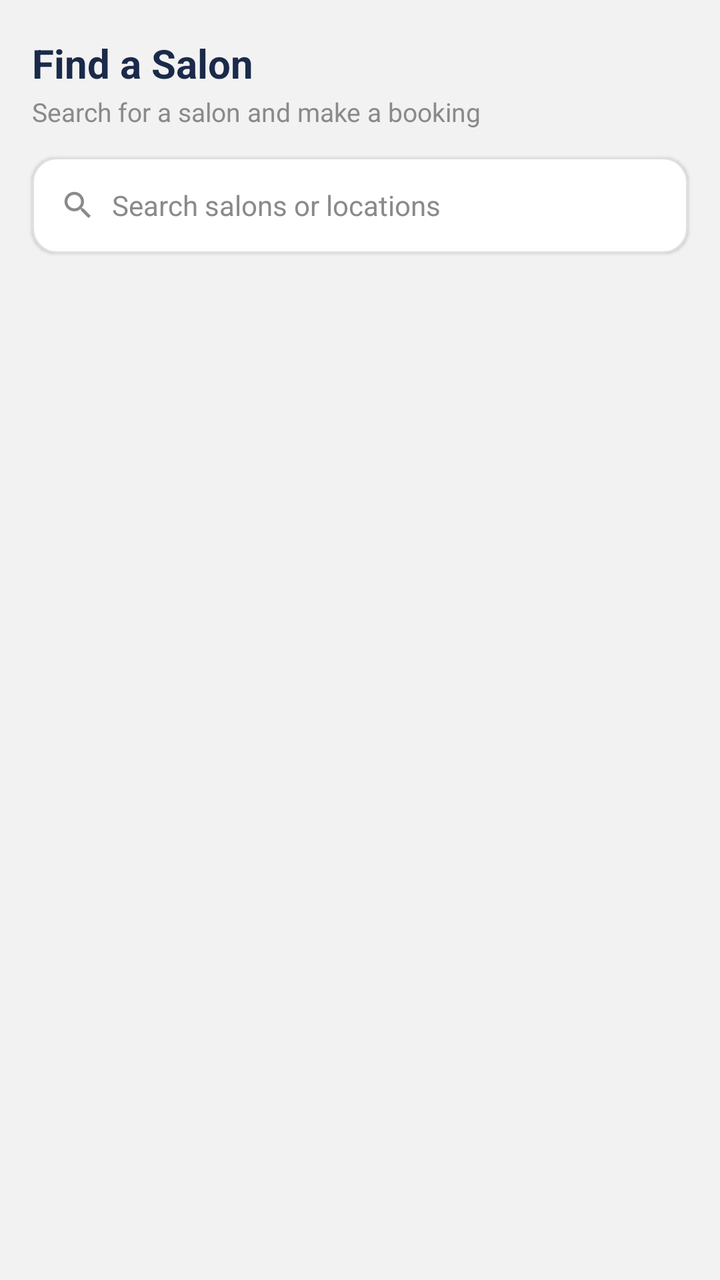
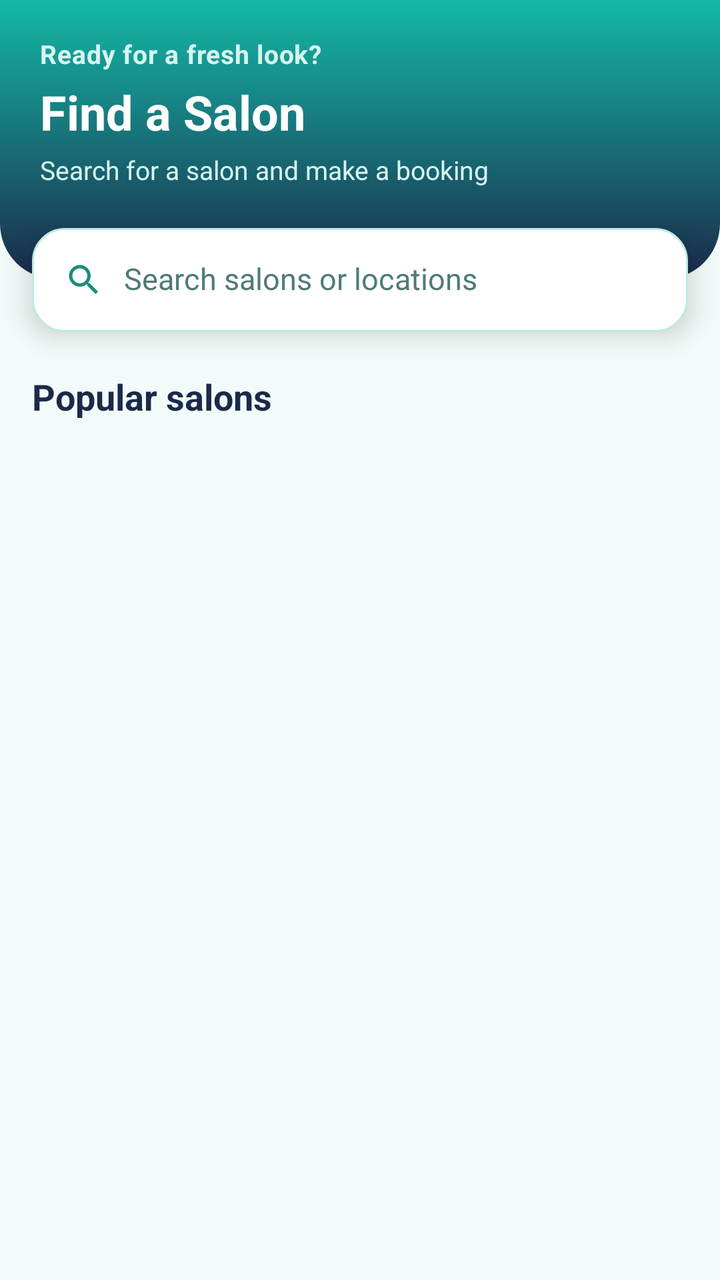

The first picture is an Android layout as it rendered before a commit; the second is the same layout after the commit. The layout source and the unified diff follow.
<!-- AndroidManifest.xml: application theme Theme.HairGo -->
<!-- res/layout/fragment_home.xml -->
<?xml version="1.0" encoding="utf-8"?>
<androidx.constraintlayout.widget.ConstraintLayout
    xmlns:android="http://schemas.android.com/apk/res/android"
    xmlns:app="http://schemas.android.com/apk/res-auto"
    android:layout_width="match_parent"
    android:layout_height="match_parent"
    android:background="@color/grey_light">

    <TextView
        android:id="@+id/tvHomeTitle"
        android:layout_width="0dp"
        android:layout_height="wrap_content"
        android:layout_marginTop="18dp"
        android:layout_marginHorizontal="16dp"
        android:text="@string/title_home"
        android:textColor="@color/heading"
        android:textSize="20sp"
        android:textStyle="bold"
        app:layout_constraintTop_toTopOf="parent"
        app:layout_constraintStart_toStartOf="parent"
        app:layout_constraintEnd_toEndOf="parent"/>

    <TextView
        android:id="@+id/tvHomeSubtitle"
        android:layout_width="0dp"
        android:layout_height="wrap_content"
        android:layout_marginTop="2dp"
        android:layout_marginHorizontal="16dp"
        android:text="@string/home_subtitle"
        android:textColor="@color/grey_medium"
        android:textSize="13sp"
        app:layout_constraintTop_toBottomOf="@id/tvHomeTitle"
        app:layout_constraintStart_toStartOf="parent"
        app:layout_constraintEnd_toEndOf="parent"/>

    <LinearLayout
        android:id="@+id/llSearchBar"
        android:layout_width="0dp"
        android:layout_height="48dp"
        android:layout_marginTop="14dp"
        android:layout_marginHorizontal="16dp"
        android:orientation="horizontal"
        android:gravity="center_vertical"
        android:background="@drawable/bg_search_field"
        android:paddingHorizontal="14dp"
        android:elevation="1dp"
        app:layout_constraintTop_toBottomOf="@id/tvHomeSubtitle"
        app:layout_constraintStart_toStartOf="parent"
        app:layout_constraintEnd_toEndOf="parent">

        <ImageView
            android:layout_width="18dp"
            android:layout_height="18dp"
            android:src="@drawable/ic_search"
            android:importantForAccessibility="no"
            app:tint="@color/grey_medium"/>

        <EditText
            android:id="@+id/etSearch"
            android:layout_width="0dp"
            android:layout_height="match_parent"
            android:layout_weight="1"
            android:layout_marginStart="8dp"
            android:background="@android:color/transparent"
            android:hint="@string/hint_search_salons"
            android:inputType="text"
            android:imeOptions="actionSearch"
            android:importantForAutofill="no"
            android:singleLine="true"
            android:textColor="@color/grey_dark"
            android:textColorHint="@color/grey_medium"
            android:textSize="14sp"/>

    </LinearLayout>

    <androidx.recyclerview.widget.RecyclerView
        android:id="@+id/rvSalons"
        android:layout_width="0dp"
        android:layout_height="0dp"
        android:layout_marginTop="12dp"
        android:clipToPadding="false"
        android:paddingBottom="16dp"
        app:layout_constraintTop_toBottomOf="@id/llSearchBar"
        app:layout_constraintBottom_toBottomOf="parent"
        app:layout_constraintStart_toStartOf="parent"
        app:layout_constraintEnd_toEndOf="parent"/>

    <TextView
        android:id="@+id/tvEmptyState"
        android:layout_width="wrap_content"
        android:layout_height="wrap_content"
        android:text="@string/no_salons_found"
        android:textColor="@color/grey_medium"
        android:textSize="14sp"
        android:visibility="gone"
        app:layout_constraintTop_toBottomOf="@id/llSearchBar"
        app:layout_constraintBottom_toBottomOf="parent"
        app:layout_constraintStart_toStartOf="parent"
        app:layout_constraintEnd_toEndOf="parent"/>

</androidx.constraintlayout.widget.ConstraintLayout>
<!-- resources referenced by this layout -->
<resources>
  <color name="grey_dark">#333333</color>
  <color name="grey_light">#F2F2F2</color>
  <color name="grey_medium">#8A8A8A</color>
  <color name="heading">#1B2A4A</color>
  <!-- drawable bg_search_field (drawable) -->
  <?xml version="1.0" encoding="utf-8"?>
  <selector xmlns:android="http://schemas.android.com/apk/res/android">
      <item android:state_focused="true">
          <shape android:shape="rectangle">
              <solid android:color="@color/surface" />
              <stroke
                  android:width="2dp"
                  android:color="@color/teal" />
              <corners android:radius="12dp" />
          </shape>
      </item>
      <item>
          <shape android:shape="rectangle">
              <solid android:color="@color/surface" />
              <stroke
                  android:width="1dp"
                  android:color="@color/grey_border" />
              <corners android:radius="12dp" />
          </shape>
      </item>
  </selector>
  <!-- drawable ic_search (drawable) -->
  <vector xmlns:android="http://schemas.android.com/apk/res/android"
      android:width="24dp" android:height="24dp"
      android:viewportWidth="24" android:viewportHeight="24">
      <path android:fillColor="#FF000000"
          android:pathData="M15.5,14h-0.79l-0.28,-0.27C15.41,12.59 16,11.11 16,9.5 16,5.91 13.09,3 9.5,3S3,5.91 3,9.5 5.91,16 9.5,16c1.61,0 3.09,-0.59 4.23,-1.57l0.27,0.28v0.79l5,4.99L20.49,19l-4.99,-5zM9.5,14C7.01,14 5,11.99 5,9.5S7.01,5 9.5,5 14,7.01 14,9.5 11.99,14 9.5,14z"/>
  </vector>
  <string name="hint_search_salons">Search salons or locations</string>
  <string name="home_subtitle">Search for a salon and make a booking</string>
  <string name="no_salons_found">No salons found</string>
  <string name="title_home">Find a Salon</string>
  <style name="Theme.HairGo" parent="Base.Theme.HairGo">
          <item name="snackbarStyle">@style/Widget.HairGo.Snackbar</item>
      </style>
  <color name="surface">#FFFFFF</color>
  <color name="teal">#14B8A6</color>
  <color name="grey_border">#E0E0E0</color>
  <style name="Widget.HairGo.Snackbar" parent="Widget.Material3.Snackbar">
          <item name="backgroundTint">@color/navy</item>
          <item name="android:textColor">@color/white</item>
          <item name="shapeAppearanceOverlay">@style/ShapeAppearanceOverlay.HairGo_Snackbar</item>
      </style>
  <color name="white">#FFFFFF</color>
  <color name="text_primary">#1A1A1A</color>
  <color name="navy">#1B2A4A</color>
  <style name="ShapeAppearanceOverlay.HairGo_Snackbar" parent="">
          <item name="cornerFamily">rounded</item>
          <item name="cornerSize">16dp</item>
      </style>
  <!-- unchanged entries left out for length: 1 -->
</resources>

<!-- the commit's change to res/layout/fragment_home.xml (unified diff, before → after) -->
@@ -1,101 +1,132 @@
 <?xml version="1.0" encoding="utf-8"?>
-<androidx.constraintlayout.widget.ConstraintLayout
+<LinearLayout
     xmlns:android="http://schemas.android.com/apk/res/android"
     xmlns:app="http://schemas.android.com/apk/res-auto"
     android:layout_width="match_parent"
     android:layout_height="match_parent"
-    android:background="@color/grey_light">
+    android:orientation="vertical"
+    android:background="@color/home_bg">
 
-    <TextView
-        android:id="@+id/tvHomeTitle"
-        android:layout_width="0dp"
+    <LinearLayout
+        android:layout_width="match_parent"
         android:layout_height="wrap_content"
-        android:layout_marginTop="18dp"
-        android:layout_marginHorizontal="16dp"
-        android:text="@string/title_home"
-        android:textColor="@color/heading"
-        android:textSize="20sp"
-        android:textStyle="bold"
-        app:layout_constraintTop_toTopOf="parent"
-        app:layout_constraintStart_toStartOf="parent"
-        app:layout_constraintEnd_toEndOf="parent"/>
+        android:orientation="vertical"
+        android:background="@drawable/bg_home_header"
+        android:paddingStart="20dp"
+        android:paddingEnd="20dp"
+        android:paddingTop="18dp"
+        android:paddingBottom="46dp">
 
-    <TextView
-        android:id="@+id/tvHomeSubtitle"
-        android:layout_width="0dp"
-        android:layout_height="wrap_content"
-        android:layout_marginTop="2dp"
-        android:layout_marginHorizontal="16dp"
-        android:text="@string/home_subtitle"
-        android:textColor="@color/grey_medium"
-        android:textSize="13sp"
-        app:layout_constraintTop_toBottomOf="@id/tvHomeTitle"
-        app:layout_constraintStart_toStartOf="parent"
-        app:layout_constraintEnd_toEndOf="parent"/>
+        <TextView
+            android:id="@+id/tvHomeGreeting"
+            android:layout_width="match_parent"
+            android:layout_height="wrap_content"
+            android:text="@string/home_greeting"
+            android:textColor="@color/home_header_subtext"
+            android:textSize="13sp"
+            android:textStyle="bold"
+            android:letterSpacing="0.02"/>
+
+        <TextView
+            android:id="@+id/tvHomeTitle"
+            android:layout_width="match_parent"
+            android:layout_height="wrap_content"
+            android:layout_marginTop="4dp"
+            android:text="@string/title_home"
+            android:textColor="@color/home_header_text"
+            android:textSize="24sp"
+            android:textStyle="bold"/>
+
+        <TextView
+            android:id="@+id/tvHomeSubtitle"
+            android:layout_width="match_parent"
+            android:layout_height="wrap_content"
+            android:layout_marginTop="4dp"
+            android:text="@string/home_subtitle"
+            android:textColor="@color/home_header_subtext"
+            android:textSize="13sp"/>
+
+    </LinearLayout>
 
     <LinearLayout
         android:id="@+id/llSearchBar"
-        android:layout_width="0dp"
-        android:layout_height="48dp"
-        android:layout_marginTop="14dp"
-        android:layout_marginHorizontal="16dp"
+        android:layout_width="match_parent"
+        android:layout_height="52dp"
+        android:layout_marginStart="16dp"
+        android:layout_marginEnd="16dp"
+        android:layout_marginTop="-26dp"
         android:orientation="horizontal"
         android:gravity="center_vertical"
-        android:background="@drawable/bg_search_field"
-        android:paddingHorizontal="14dp"
-        android:elevation="1dp"
-        app:layout_constraintTop_toBottomOf="@id/tvHomeSubtitle"
-        app:layout_constraintStart_toStartOf="parent"
-        app:layout_constraintEnd_toEndOf="parent">
+        android:background="@drawable/bg_home_search"
+        android:addStatesFromChildren="true"
+        android:outlineProvider="background"
+        android:paddingHorizontal="16dp"
+        android:elevation="8dp">
 
         <ImageView
-            android:layout_width="18dp"
-            android:layout_height="18dp"
+            android:layout_width="20dp"
+            android:layout_height="20dp"
             android:src="@drawable/ic_search"
             android:importantForAccessibility="no"
-            app:tint="@color/grey_medium"/>
+            app:tint="@color/home_icon"/>
 
         <EditText
             android:id="@+id/etSearch"
             android:layout_width="0dp"
             android:layout_height="match_parent"
             android:layout_weight="1"
-            android:layout_marginStart="8dp"
+            android:layout_marginStart="10dp"
             android:background="@android:color/transparent"
             android:hint="@string/hint_search_salons"
             android:inputType="text"
             android:imeOptions="actionSearch"
             android:importantForAutofill="no"
             android:singleLine="true"
-            android:textColor="@color/grey_dark"
-            android:textColorHint="@color/grey_medium"
-            android:textSize="14sp"/>
+            android:gravity="center_vertical"
+            android:paddingVertical="0dp"
+            android:includeFontPadding="false"
+            android:textColor="@color/home_search_text"
+            android:textColorHint="@color/home_search_hint"
+            android:textSize="15sp"/>
 
     </LinearLayout>
 
-    <androidx.recyclerview.widget.RecyclerView
-        android:id="@+id/rvSalons"
-        android:layout_width="0dp"
+    <TextView
+        android:id="@+id/tvHomeSectionTitle"
+        android:layout_width="match_parent"
+        android:layout_height="wrap_content"
+        android:layout_marginStart="16dp"
+        android:layout_marginEnd="16dp"
+        android:layout_marginTop="20dp"
+        android:layout_marginBottom="6dp"
+        android:text="@string/home_popular_salons"
+        android:textColor="@color/home_text_primary"
+        android:textSize="18sp"
+        android:textStyle="bold"/>
+
+    <FrameLayout
+        android:layout_width="match_parent"
         android:layout_height="0dp"
-        android:layout_marginTop="12dp"
-        android:clipToPadding="false"
-        android:paddingBottom="16dp"
-        app:layout_constraintTop_toBottomOf="@id/llSearchBar"
-        app:layout_constraintBottom_toBottomOf="parent"
-        app:layout_constraintStart_toStartOf="parent"
-        app:layout_constraintEnd_toEndOf="parent"/>
+        android:layout_weight="1">
 
-    <TextView
-        android:id="@+id/tvEmptyState"
-        android:layout_width="wrap_content"
-        android:layout_height="wrap_content"
-        android:text="@string/no_salons_found"
-        android:textColor="@color/grey_medium"
-        android:textSize="14sp"
-        android:visibility="gone"
-        app:layout_constraintTop_toBottomOf="@id/llSearchBar"
-        app:layout_constraintBottom_toBottomOf="parent"
-        app:layout_constraintStart_toStartOf="parent"
-        app:layout_constraintEnd_toEndOf="parent"/>
+        <androidx.recyclerview.widget.RecyclerView
+            android:id="@+id/rvSalons"
+            android:layout_width="match_parent"
+            android:layout_height="match_parent"
+            android:clipToPadding="false"
+            android:paddingBottom="16dp"/>
 
-</androidx.constraintlayout.widget.ConstraintLayout>
+        <TextView
+            android:id="@+id/tvEmptyState"
+            android:layout_width="wrap_content"
+            android:layout_height="wrap_content"
+            android:layout_gravity="center"
+            android:padding="24dp"
+            android:text="@string/no_salons_found"
+            android:textColor="@color/home_text_secondary"
+            android:textSize="14sp"
+            android:visibility="gone"/>
+
+    </FrameLayout>
+
+</LinearLayout>
<!-- resource entries referenced after the edit -->
@@ -1,31 +1,49 @@
 <!-- resources referenced by this layout -->
 <resources>
-  <color name="grey_dark">#333333</color>
-  <color name="grey_light">#F2F2F2</color>
-  <color name="grey_medium">#8A8A8A</color>
-  <color name="heading">#1B2A4A</color>
-  <!-- drawable bg_search_field (drawable) -->
+  <color name="home_bg">#F2FBF9</color>
+  <color name="home_header_subtext">#D6F5F0</color>
+  <color name="home_header_text">#FFFFFF</color>
+  <color name="home_icon">#1C8C7C</color>
+  <color name="home_search_hint">#4F7A76</color>
+  <color name="home_search_text">#1B2A4A</color>
+  <color name="home_text_primary">#1B2A4A</color>
+  <color name="home_text_secondary">#3E6F69</color>
+  <!-- drawable bg_home_header (drawable) -->
+  <?xml version="1.0" encoding="utf-8"?>
+  <shape xmlns:android="http://schemas.android.com/apk/res/android"
+      android:shape="rectangle">
+      <gradient
+          android:startColor="@color/home_header_start"
+          android:endColor="@color/home_header_end"
+          android:angle="270" />
+      <corners
+          android:bottomLeftRadius="28dp"
+          android:bottomRightRadius="28dp" />
+  </shape>
+  <!-- drawable bg_home_search (drawable) -->
   <?xml version="1.0" encoding="utf-8"?>
   <selector xmlns:android="http://schemas.android.com/apk/res/android">
       <item android:state_focused="true">
           <shape android:shape="rectangle">
-              <solid android:color="@color/surface" />
+              <solid android:color="@color/home_search_bg" />
               <stroke
                   android:width="2dp"
-                  android:color="@color/teal" />
-              <corners android:radius="12dp" />
+                  android:color="@color/home_icon" />
+              <corners android:radius="16dp" />
           </shape>
       </item>
       <item>
           <shape android:shape="rectangle">
-              <solid android:color="@color/surface" />
+              <solid android:color="@color/home_search_bg" />
               <stroke
                   android:width="1dp"
-                  android:color="@color/grey_border" />
-              <corners android:radius="12dp" />
+                  android:color="@color/home_border" />
+              <corners android:radius="16dp" />
           </shape>
       </item>
   </selector>
+  <color name="grey_light">#F2F2F2</color>
+  <color name="grey_medium">#8A8A8A</color>
   <!-- drawable ic_search (drawable) -->
   <vector xmlns:android="http://schemas.android.com/apk/res/android"
       android:width="24dp" android:height="24dp"
@@ -34,12 +52,18 @@
           android:pathData="M15.5,14h-0.79l-0.28,-0.27C15.41,12.59 16,11.11 16,9.5 16,5.91 13.09,3 9.5,3S3,5.91 3,9.5 5.91,16 9.5,16c1.61,0 3.09,-0.59 4.23,-1.57l0.27,0.28v0.79l5,4.99L20.49,19l-4.99,-5zM9.5,14C7.01,14 5,11.99 5,9.5S7.01,5 9.5,5 14,7.01 14,9.5 11.99,14 9.5,14z"/>
   </vector>
   <string name="hint_search_salons">Search salons or locations</string>
+  <string name="home_greeting">Ready for a fresh look?</string>
+  <string name="home_popular_salons">Popular salons</string>
   <string name="home_subtitle">Search for a salon and make a booking</string>
   <string name="no_salons_found">No salons found</string>
   <string name="title_home">Find a Salon</string>
   <style name="Theme.HairGo" parent="Base.Theme.HairGo">
           <item name="snackbarStyle">@style/Widget.HairGo.Snackbar</item>
       </style>
+  <color name="home_header_start">#14B8A6</color>
+  <color name="home_header_end">#1B2A4A</color>
+  <color name="home_search_bg">#FFFFFF</color>
+  <color name="home_border">#BDEAE4</color>
   <color name="surface">#FFFFFF</color>
   <color name="teal">#14B8A6</color>
   <color name="grey_border">#E0E0E0</color>
